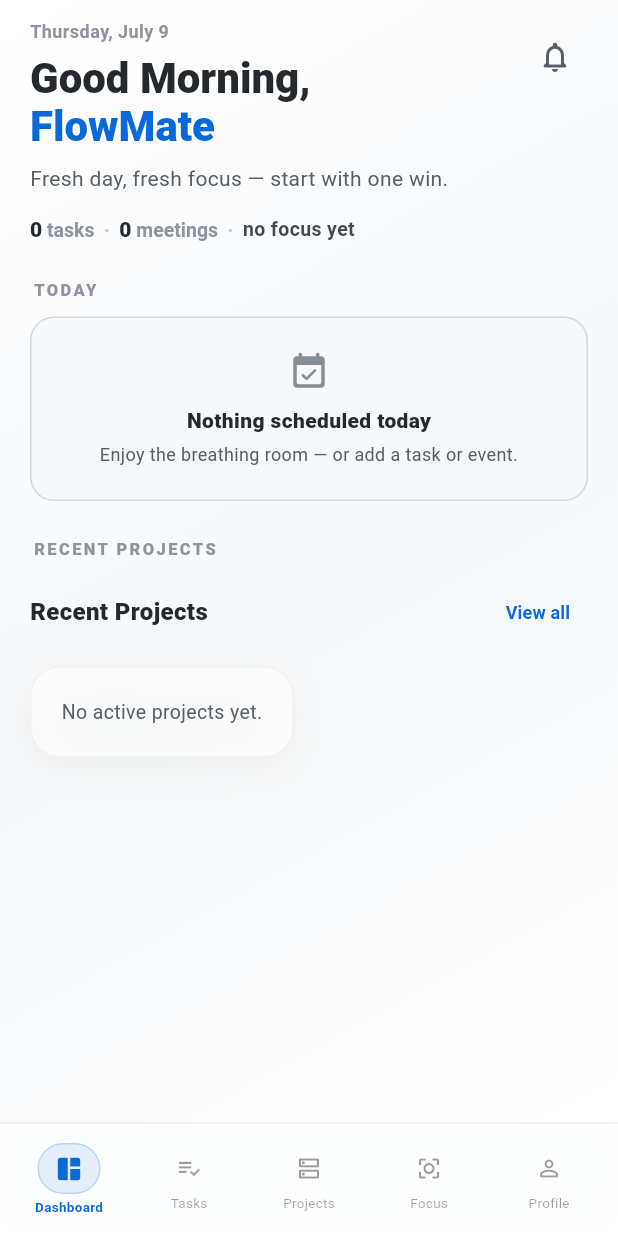
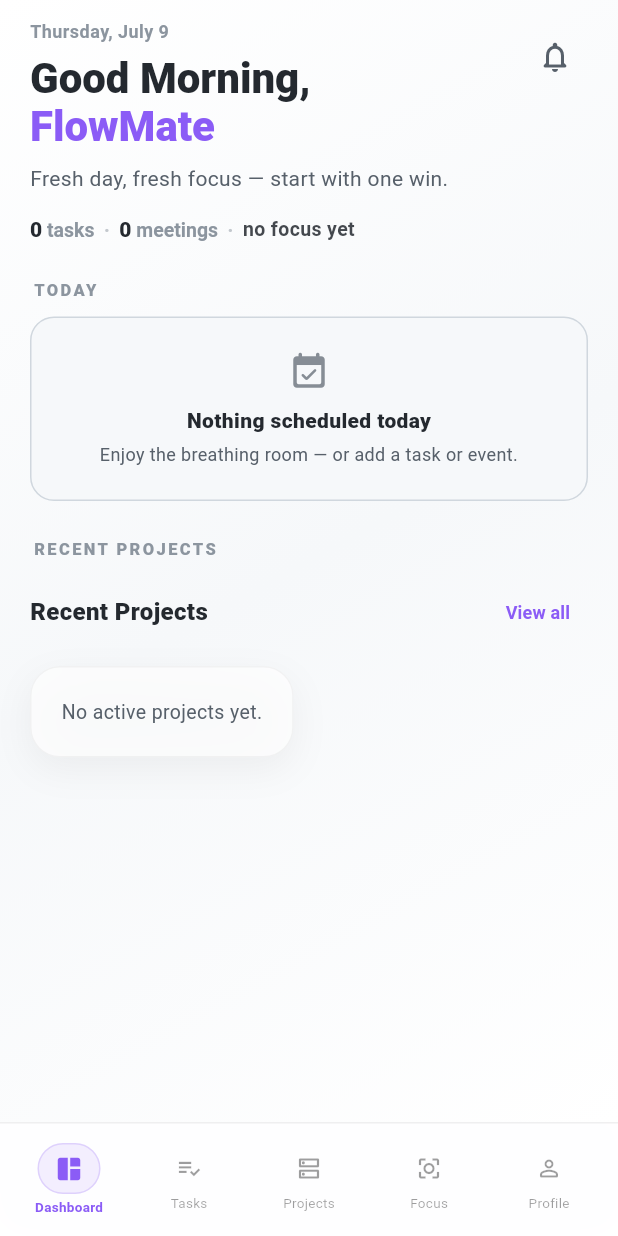
Before and after one commit to KhaDinh1702/PRM_SU2026, a Flutter app: the MainNavigationScreen screen opened by its route, on a phone screen of 412 x 824 dp. Run offline on Flutter 3.47's test engine with Material 3 defaults, Android fonts, the phone set to English and light mode, and no system bars; our stand-ins replace flutter_map, geolocator, latlong2, shared_preferences, socket_io_client, webview_flutter; missing offline and left inert: webview_flutter_android; accounts and stored records are empty; network calls fail.

Commit message:
Edit user name color

```diff
--- a/mobile/lib/core/constants/app_colors.dart
+++ b/mobile/lib/core/constants/app_colors.dart
@@ -5,8 +5,8 @@ class AppColors {
   AppColors._();
 
   // --- Brand / Primary ---
-  static const Color primary = Color(0xFF0969DA); // GitHub Blue (light)
-  static const Color primaryDark = Color(0xFF58A6FF); // GitHub Blue (dark)
+  static const Color primary = Color(0xFF8B5CF6); // Purple (light)
+  static const Color primaryDark = Color(0xFFA78BFA); // Purple (dark)
 
   // --- Accent Colors ---
   static const Color taskAccent = Color(0xFF06B6D4); // Cyan — Tasks
--- a/mobile/lib/services/theme_service.dart
+++ b/mobile/lib/services/theme_service.dart
@@ -66,7 +66,7 @@ class ThemeService {
 
   // GitHub Theme Accent & Primary colors
   static Color getPrimaryColor(bool isDark) {
-    return isDark ? const Color(0xFF58A6FF) : const Color(0xFF0969DA);
+    return isDark ? const Color(0xFFA78BFA) : const Color(0xFF8B5CF6);
   }
 
   static Color getButtonColor(bool isDark) {
```
